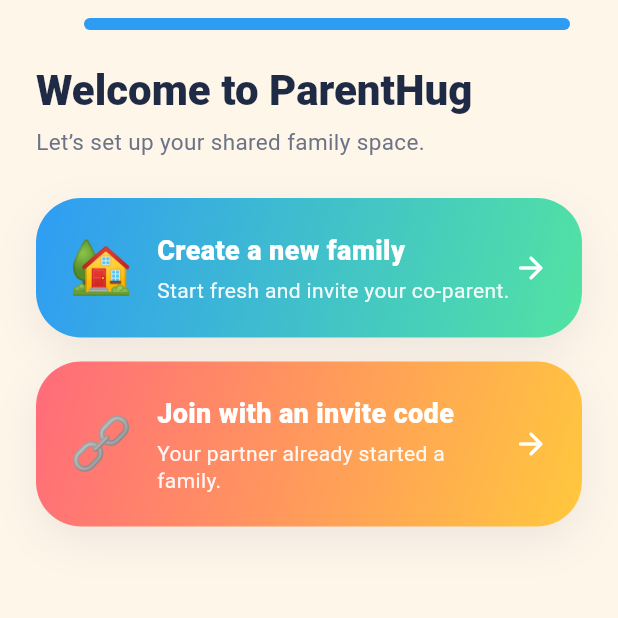
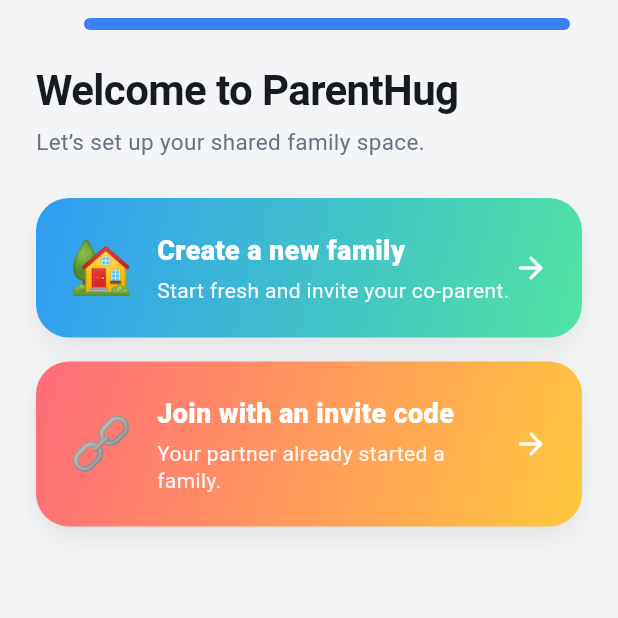
Before and after one commit to MatthewHN/ParentHug, a Flutter app: the screen it shows once a user with an empty profile is signed in, on a phone screen of 412 x 824 dp, the top half of it. Run offline on Flutter 3.47's test engine with Material 3 defaults, Android fonts, the phone set to English and light mode, and no system bars; our stand-ins replace cached_network_image, flutter_dotenv, flutter_riverpod, go_router, google_sign_in, image_picker and 2 more; missing offline and left inert: purchases_flutter; accounts and stored records are empty.

Commit message:
Redesign app UI toward clean iOS-native + shared header; fix social crash
Theme overhaul (removes the "playdough" feel):
- Neutral cool canvas + hairlines instead of warm cream; brand colors
  (coral/blue) now used as accents only.
- Tighter radii, softer low shadows, lighter type weights (no more w800
  everywhere), crisp 1px card borders, app bars with a hairline underline,
  modern filled inputs.
- PrimaryButton is a solid brand fill by default (gradient now opt-in).

Navigation:
- New shared AppHeader on every tab (brand mark + name left, profile
  avatar right → opens Profile).
- Removed Profile from the bottom nav (now 4 clean tabs, no gradient blob);
  /profile is a pushed route opened from the header avatar.

Fix: social sign-in crash "Bad state: Future already completed" — the
Google/Apple controller methods no longer mutate the AutoDispose notifier
state; the buttons catch errors directly.

Co-Authored-By: Claude Opus 4.8 <noreply@anthropic.com>

```diff
--- a/apps/mobile/lib/core/router/app_router.dart
+++ b/apps/mobile/lib/core/router/app_router.dart
@@ -83,6 +83,11 @@ final routerProvider = Provider<GoRouter>((ref) {
         builder: (_, __) => const RepairScreen(),
       ),
       GoRoute(
+        path: AppRoutes.profile,
+        parentNavigatorKey: _rootKey,
+        builder: (_, __) => const ProfileScreen(),
+      ),
+      GoRoute(
         path: AppRoutes.paywall,
         parentNavigatorKey: _rootKey,
         pageBuilder: (_, __) => const MaterialPage(
@@ -116,11 +121,6 @@ final routerProvider = Provider<GoRouter>((ref) {
                 path: AppRoutes.memories,
                 builder: (_, __) => const MemoriesScreen()),
           ]),
-          StatefulShellBranch(routes: [
-            GoRoute(
-                path: AppRoutes.profile,
-                builder: (_, __) => const ProfileScreen()),
-          ]),
         ],
       ),
     ],
--- a/apps/mobile/lib/core/theme/app_colors.dart
+++ b/apps/mobile/lib/core/theme/app_colors.dart
@@ -1,26 +1,27 @@
 import 'package:flutter/material.dart';
 
-/// ParentHug brand palette. Warm, calm, colorful, premium.
+/// ParentHug brand palette. Clean, iOS-native neutral canvas with warm brand
+/// accents used sparingly.
 class AppColors {
   AppColors._();
 
-  // Brand
-  static const primary = Color(0xFF2F9CF4); // sky blue
-  static const coral = Color(0xFFFF6B7A);
-  static const yellow = Color(0xFFFFC83D);
-  static const mint = Color(0xFF52E3A2);
-  static const cream = Color(0xFFFFF6EA); // app background
-  static const ink = Color(0xFF1F2A44); // primary text
+  // Brand accents
+  static const primary = Color(0xFF3B82F6); // refined blue (links, selection)
+  static const coral = Color(0xFFFB5D6B); // primary action / brand
+  static const yellow = Color(0xFFF5B93B);
+  static const mint = Color(0xFF34C98B);
+  static const cream = Color(0xFFF4F5F7); // app canvas (neutral, cool)
+  static const ink = Color(0xFF171A21); // primary text (near-black)
 
   // Neutrals / support
   static const surface = Colors.white;
-  static const inkMuted = Color(0xFF6B7385);
-  static const inkFaint = Color(0xFF9AA1B1);
-  static const hairline = Color(0xFFEFE7D8);
-  static const primarySoft = Color(0xFFE7F3FE);
-  static const coralSoft = Color(0xFFFFEAED);
-  static const mintSoft = Color(0xFFE3F9EF);
-  static const yellowSoft = Color(0xFFFFF4D8);
+  static const inkMuted = Color(0xFF6A7180);
+  static const inkFaint = Color(0xFFA0A6B2);
+  static const hairline = Color(0xFFE6E8EC); // cool light hairline
+  static const primarySoft = Color(0xFFEAF2FE);
+  static const coralSoft = Color(0xFFFFEBED);
+  static const mintSoft = Color(0xFFE4F7EF);
+  static const yellowSoft = Color(0xFFFDF3DC);
 
   // Gradients
   static const skyGradient = LinearGradient(
--- a/apps/mobile/lib/core/theme/app_spacing.dart
+++ b/apps/mobile/lib/core/theme/app_spacing.dart
@@ -12,9 +12,9 @@ class AppSpacing {
   static const double xxl = 32;
   static const double xxxl = 48;
 
-  static const double radiusSm = 14;
-  static const double radius = 22;
-  static const double radiusLg = 30;
+  static const double radiusSm = 12;
+  static const double radius = 16;
+  static const double radiusLg = 22;
   static const double radiusPill = 999;
 
   static const EdgeInsets page = EdgeInsets.fromLTRB(20, 12, 20, 28);
@@ -28,23 +28,23 @@ class AppSpacing {
   static const gap32 = SizedBox(height: 32, width: 32);
 }
 
-/// Soft, premium shadows.
+/// Soft, low, modern shadows (subtle depth, not floating candy).
 class AppShadows {
   AppShadows._();
 
   static List<BoxShadow> soft = [
     BoxShadow(
-      color: const Color(0x141F2A44),
-      blurRadius: 24,
-      offset: const Offset(0, 10),
+      color: const Color(0x14000000),
+      blurRadius: 18,
+      offset: const Offset(0, 8),
     ),
   ];
 
   static List<BoxShadow> subtle = [
     BoxShadow(
-      color: const Color(0x0D1F2A44),
-      blurRadius: 14,
-      offset: const Offset(0, 6),
+      color: const Color(0x0A000000),
+      blurRadius: 10,
+      offset: const Offset(0, 3),
     ),
   ];
 }
--- a/apps/mobile/lib/core/theme/app_theme.dart
+++ b/apps/mobile/lib/core/theme/app_theme.dart
@@ -3,7 +3,8 @@ import 'package:flutter/material.dart';
 import 'app_colors.dart';
 import 'app_spacing.dart';
 
-/// Centralized theme. Warm cream canvas, rounded cards, friendly typography.
+/// Centralized theme: clean iOS-native canvas, crisp hairlines, restrained
+/// typography, brand color used as an accent.
 class AppTheme {
   AppTheme._();
 
@@ -30,31 +31,39 @@ class AppTheme {
 
     return base.copyWith(
       colorScheme: colorScheme,
+      splashFactory: InkRipple.splashFactory,
       textTheme: textTheme.copyWith(
         headlineLarge: textTheme.headlineLarge?.copyWith(
-          fontWeight: FontWeight.w800,
+          fontWeight: FontWeight.w700,
+          letterSpacing: -0.5,
           height: 1.1,
         ),
         headlineMedium: textTheme.headlineMedium?.copyWith(
-          fontWeight: FontWeight.w800,
+          fontWeight: FontWeight.w700,
+          letterSpacing: -0.4,
           height: 1.15,
         ),
-        titleLarge: textTheme.titleLarge?.copyWith(fontWeight: FontWeight.w800),
-        titleMedium:
-            textTheme.titleMedium?.copyWith(fontWeight: FontWeight.w700),
+        titleLarge: textTheme.titleLarge?.copyWith(
+          fontWeight: FontWeight.w700,
+          letterSpacing: -0.2,
+        ),
+        titleMedium: textTheme.titleMedium?.copyWith(fontWeight: FontWeight.w600),
         bodyMedium: textTheme.bodyMedium?.copyWith(height: 1.45),
-        labelLarge: textTheme.labelLarge?.copyWith(fontWeight: FontWeight.w700),
+        labelLarge: textTheme.labelLarge?.copyWith(fontWeight: FontWeight.w600),
       ),
       appBarTheme: const AppBarTheme(
-        backgroundColor: AppColors.cream,
+        backgroundColor: AppColors.surface,
         elevation: 0,
         scrolledUnderElevation: 0,
+        surfaceTintColor: Colors.transparent,
         centerTitle: false,
         foregroundColor: AppColors.ink,
+        shape: Border(bottom: BorderSide(color: AppColors.hairline, width: 1)),
         titleTextStyle: TextStyle(
           color: AppColors.ink,
-          fontSize: 20,
-          fontWeight: FontWeight.w800,
+          fontSize: 19,
+          fontWeight: FontWeight.w700,
+          letterSpacing: -0.3,
         ),
       ),
       cardTheme: CardThemeData(
@@ -67,46 +76,47 @@ class AppTheme {
       ),
       elevatedButtonTheme: ElevatedButtonThemeData(
         style: ElevatedButton.styleFrom(
-          backgroundColor: AppColors.primary,
+          backgroundColor: AppColors.coral,
           foregroundColor: Colors.white,
           elevation: 0,
-          minimumSize: const Size.fromHeight(56),
-          textStyle: const TextStyle(fontSize: 17, fontWeight: FontWeight.w800),
+          minimumSize: const Size.fromHeight(52),
+          textStyle: const TextStyle(fontSize: 16.5, fontWeight: FontWeight.w700),
           shape: RoundedRectangleBorder(
-            borderRadius: BorderRadius.circular(AppSpacing.radius),
+            borderRadius: BorderRadius.circular(AppSpacing.radiusSm),
           ),
         ),
       ),
       textButtonTheme: TextButtonThemeData(
         style: TextButton.styleFrom(
           foregroundColor: AppColors.primary,
-          textStyle: const TextStyle(fontSize: 15, fontWeight: FontWeight.w700),
+          textStyle: const TextStyle(fontSize: 15, fontWeight: FontWeight.w600),
         ),
       ),
       outlinedButtonTheme: OutlinedButtonThemeData(
         style: OutlinedButton.styleFrom(
           foregroundColor: AppColors.ink,
-          minimumSize: const Size.fromHeight(56),
+          backgroundColor: AppColors.surface,
+          minimumSize: const Size.fromHeight(52),
           side: const BorderSide(color: AppColors.hairline, width: 1.5),
-          textStyle: const TextStyle(fontSize: 16, fontWeight: FontWeight.w700),
+          textStyle: const TextStyle(fontSize: 16, fontWeight: FontWeight.w600),
           shape: RoundedRectangleBorder(
-            borderRadius: BorderRadius.circular(AppSpacing.radius),
+            borderRadius: BorderRadius.circular(AppSpacing.radiusSm),
           ),
         ),
       ),
       inputDecorationTheme: InputDecorationTheme(
         filled: true,
-        fillColor: AppColors.surface,
+        fillColor: const Color(0xFFF1F3F5),
         contentPadding:
-            const EdgeInsets.symmetric(horizontal: 18, vertical: 18),
+            const EdgeInsets.symmetric(horizontal: 16, vertical: 16),
         hintStyle: const TextStyle(color: AppColors.inkFaint),
         enabledBorder: OutlineInputBorder(
           borderRadius: BorderRadius.circular(AppSpacing.radiusSm),
-          borderSide: const BorderSide(color: AppColors.hairline, width: 1.5),
+          borderSide: const BorderSide(color: Colors.transparent),
         ),
         focusedBorder: OutlineInputBorder(
           borderRadius: BorderRadius.circular(AppSpacing.radiusSm),
-          borderSide: const BorderSide(color: AppColors.primary, width: 2),
+          borderSide: const BorderSide(color: AppColors.primary, width: 1.6),
         ),
         errorBorder: OutlineInputBorder(
           borderRadius: BorderRadius.circular(AppSpacing.radiusSm),
@@ -114,14 +124,14 @@ class AppTheme {
         ),
         focusedErrorBorder: OutlineInputBorder(
           borderRadius: BorderRadius.circular(AppSpacing.radiusSm),
-          borderSide: const BorderSide(color: AppColors.coral, width: 2),
+          borderSide: const BorderSide(color: AppColors.coral, width: 1.6),
         ),
       ),
       chipTheme: base.chipTheme.copyWith(
         backgroundColor: AppColors.surface,
         side: const BorderSide(color: AppColors.hairline, width: 1.5),
         labelStyle: const TextStyle(
-          fontWeight: FontWeight.w700,
+          fontWeight: FontWeight.w600,
           color: AppColors.ink,
         ),
         shape: RoundedRectangleBorder(
@@ -145,10 +155,10 @@ class AppTheme {
         ),
       ),
       bottomSheetTheme: const BottomSheetThemeData(
-        backgroundColor: AppColors.cream,
+        backgroundColor: AppColors.surface,
         surfaceTintColor: Colors.transparent,
         shape: RoundedRectangleBorder(
-          borderRadius: BorderRadius.vertical(top: Radius.circular(28)),
+          borderRadius: BorderRadius.vertical(top: Radius.circular(24)),
         ),
       ),
     );
--- a/apps/mobile/lib/core/widgets/app_card.dart
+++ b/apps/mobile/lib/core/widgets/app_card.dart
@@ -29,7 +29,7 @@ class AppCard extends StatelessWidget {
         color: color,
         borderRadius: BorderRadius.circular(AppSpacing.radius),
         boxShadow: AppShadows.subtle,
-        border: border,
+        border: border ?? Border.all(color: AppColors.hairline, width: 1),
       ),
       child: child,
     );
--- a/apps/mobile/lib/features/hug/presentation/hug_screen.dart
+++ b/apps/mobile/lib/features/hug/presentation/hug_screen.dart
@@ -7,6 +7,7 @@ import '../../../core/router/app_routes.dart';
 import '../../../core/theme/app_colors.dart';
 import '../../../core/utils/app_snackbar.dart';
 import '../../../core/widgets/app_card.dart';
+import '../../../core/widgets/app_header.dart';
 import '../../../core/widgets/buttons.dart';
 import '../../../core/widgets/selectable_chip.dart';
 import '../../../models/enums.dart';
@@ -104,8 +105,7 @@ class _HugScreenState extends ConsumerState<HugScreen> {
     final result = state.valueOrNull;
 
     return Scaffold(
-      appBar: AppBar(
-        title: const Text('Hug Button'),
+      appBar: AppHeader(
         actions: [
           IconButton(
             tooltip: 'I lost my cool',
--- a/apps/mobile/lib/features/today/presentation/today_screen.dart
+++ b/apps/mobile/lib/features/today/presentation/today_screen.dart
@@ -8,6 +8,7 @@ import '../../../core/theme/app_colors.dart';
 import '../../../core/utils/app_snackbar.dart';
 import '../../../core/utils/date_x.dart';
 import '../../../core/widgets/app_card.dart';
+import '../../../core/widgets/app_header.dart';
 import '../../../core/widgets/states.dart';
 import '../../../models/board_item.dart';
 import '../../../models/daily_briefing.dart';
@@ -27,6 +28,7 @@ class TodayScreen extends ConsumerWidget {
     final name = ref.watch(myProfileProvider).valueOrNull?.firstName ?? 'there';
 
     return Scaffold(
+      appBar: const AppHeader(),
       body: SafeArea(
         bottom: false,
         child: RefreshIndicator(
```
Also changed, not shown: apps/mobile/lib/core/widgets/app_header.dart (added, +67 -0 lines), apps/mobile/lib/core/widgets/buttons.dart (+15 -10 lines), apps/mobile/lib/features/auth/application/auth_controller.dart (+16 -22 lines), apps/mobile/lib/features/auth/presentation/widgets/social_auth_buttons.dart (+7 -15 lines), apps/mobile/lib/features/board/presentation/board_screen.dart (+2 -9 lines), apps/mobile/lib/features/memories/presentation/memories_screen.dart (+2 -9 lines), apps/mobile/lib/features/shell/main_shell.dart (+16 -73 lines).
